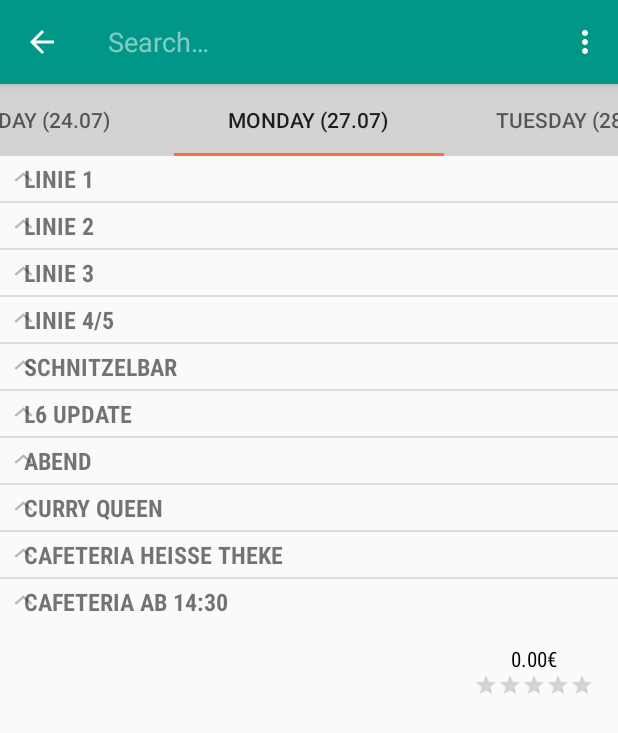
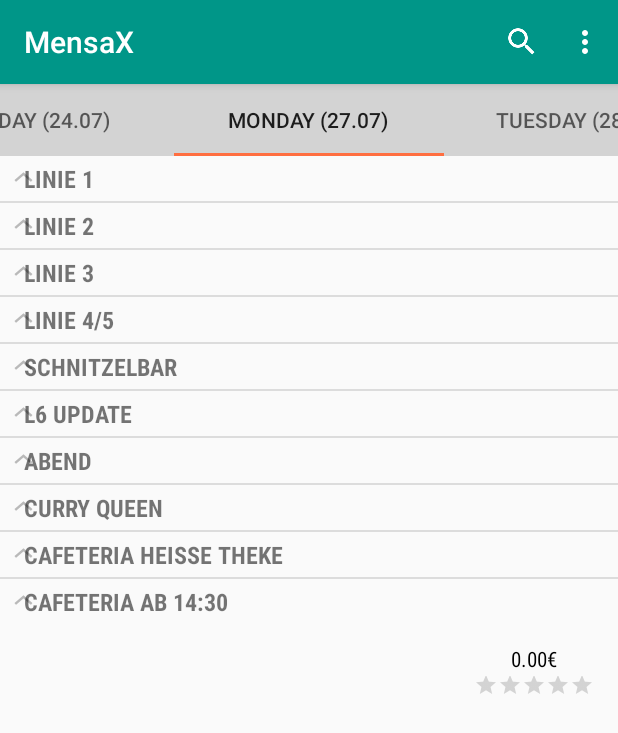
Before and after one commit to ale-mcl/MensaX, an Android app: the screen it shows after launch (MainActivity), after a tap on "Search", on a phone screen of 412 x 824 dp. Shown: the top 733 px of the screen. Run offline under Robolectric (Android 15) with nearby library versions, the phone set to English and light mode, and no system bars; 44 statements that could not run were skipped.

Commit message:
Fixed search function. It works now.

```diff
--- a/app/src/main/AndroidManifest.xml
+++ b/app/src/main/AndroidManifest.xml
@@ -28,6 +28,9 @@
 
                 <category android:name="android.intent.category.LAUNCHER" />
             </intent-filter>
+            <!-- enable the search dialog to send searches to SearchableActivity -->
+            <meta-data android:name="android.app.default_searchable"
+                android:value=".SearchableActivity" />
         </activity>
         <activity
             android:name=".DetailActivity"
--- a/app/src/main/java/edu/kit/psegruppe3/mensax/MainActivity.java
+++ b/app/src/main/java/edu/kit/psegruppe3/mensax/MainActivity.java
@@ -64,6 +64,9 @@ public class MainActivity extends ActionBarActivity {
         //noinspection SimplifiableIfStatement
         if (id == R.id.action_settings) {
             startActivity(new Intent(this, SettingsActivity.class));
+            return true;
+        } else if (id == R.id.action_search) {
+            onSearchRequested();
             return true;
         }
 
--- a/app/src/main/res/menu/options_menu.xml
+++ b/app/src/main/res/menu/options_menu.xml
@@ -10,7 +10,6 @@
     <item android:id="@+id/action_search"
         android:title="@string/action_search"
         android:icon="@drawable/ic_search_white_24dp"
-        app:showAsAction="ifRoom|collapseActionView"
-        app:actionViewClass="android.support.v7.widget.SearchView" />
+        app:showAsAction="ifRoom" />
 
 </menu>
```
Also changed, not shown: app/src/main/java/edu/kit/psegruppe3/mensax/SearchableActivity.java (+3 -13 lines), app/src/main/res/layout/activity_searchable.xml (+11 -3 lines).
